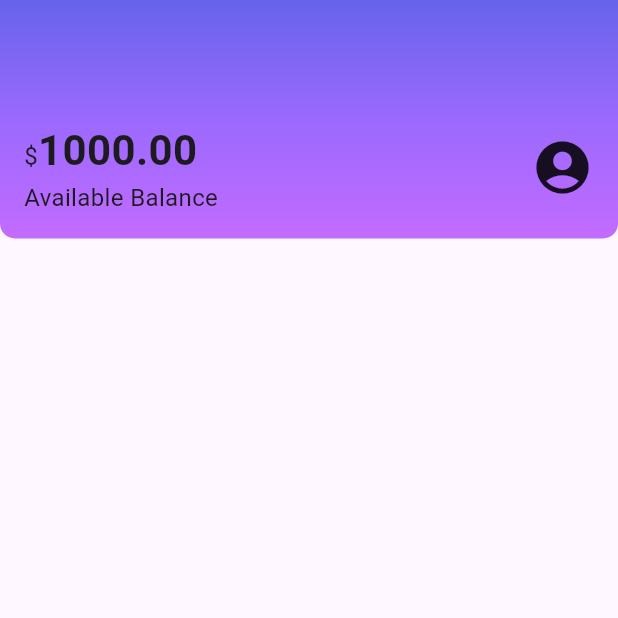
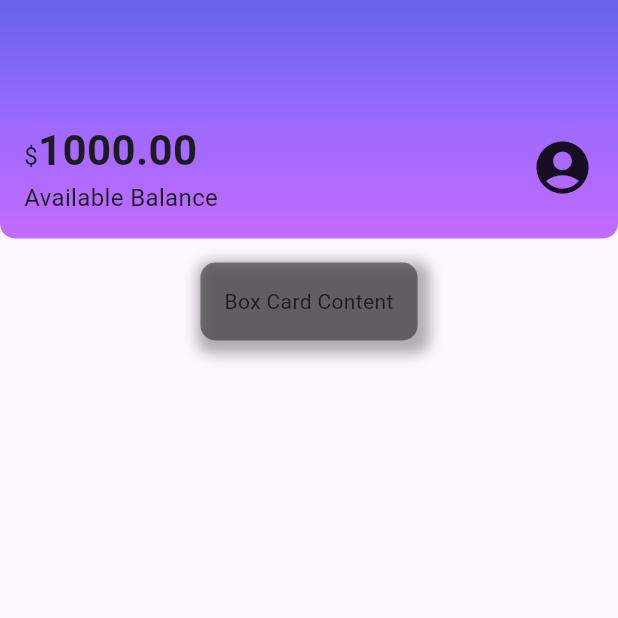
Before and after one commit to Chikrem/flutter_layouts, a Flutter app: the screen it shows after launch, on a phone screen of 412 x 824 dp, the top half of it. Run offline on Flutter 3.47's test engine with Material 3 defaults, Android fonts, the phone set to English and light mode, and no system bars.

Commit message:
Criando Box_Card Widget Reutilizável

```diff
--- /dev/null
+++ b/lib/components/box_card.dart
@@ -0,0 +1,29 @@
+import 'package:flutter/material.dart';
+
+class BoxCard extends StatelessWidget {
+
+  final Widget boxContent;
+
+  const BoxCard({super.key, required this.boxContent});
+
+  @override
+  Widget build(BuildContext context) {
+    return Container(
+      margin: EdgeInsets.all(16.0),
+      padding: EdgeInsets.all(16.0),
+      decoration: BoxDecoration(
+        color: Colors.black45,
+        borderRadius: BorderRadius.circular(10.0),
+        boxShadow: [
+          BoxShadow(
+            color: Colors.black.withOpacity(0.3),
+            spreadRadius: 5,
+            blurRadius: 7,
+            offset: Offset(3, 4),
+          ),
+        ],
+      ),
+      child: boxContent,
+    );
+  }
+}
--- a/lib/screens/home.dart
+++ b/lib/screens/home.dart
@@ -1,4 +1,5 @@
 import 'package:flutter/material.dart';
+import 'package:flutter_layouts/components/box_card.dart';
 import 'package:flutter_layouts/components/sections/header.dart';
 
 class Home extends StatelessWidget {
@@ -10,6 +11,7 @@ class Home extends StatelessWidget {
       body: Column(
         children: <Widget> [
           Header(),
+          BoxCard(boxContent: Text('Box Card Content')),
         ],
       ),
     );
```
